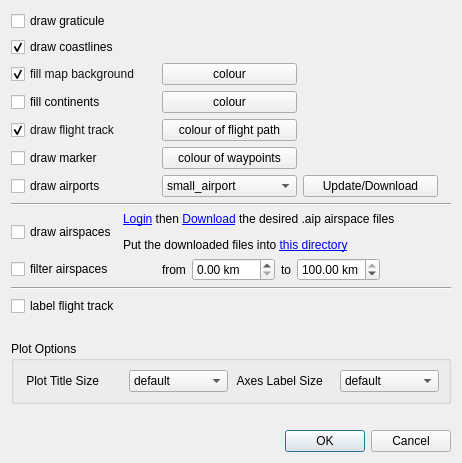
Before: the Qt Designer form mslib/msui/ui/ui_topview_mapappearance.ui in Open-MSS/MSS, drawn with Qt 5.
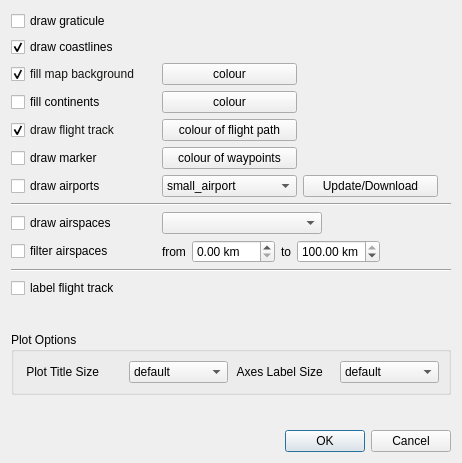
After: the same form once the commit is applied. Custom widgets are drawn as their Qt base class.

Commit message: Download airspaces automatically

Patch:
```diff
--- a/mslib/msui/ui/ui_topview_mapappearance.ui
+++ b/mslib/msui/ui/ui_topview_mapappearance.ui
@@ -529,18 +529,30 @@
     <layout class="QHBoxLayout" name="horizontalLayout_7">
      <item>
       <widget class="QCheckBox" name="cbDrawAirspaces">
+       <property name="minimumSize">
+        <size>
+         <width>145</width>
+         <height>0</height>
+        </size>
+       </property>
        <property name="text">
         <string>draw airspaces</string>
        </property>
       </widget>
      </item>
      <item>
-      <widget class="QLabel" name="label_2">
-       <property name="text">
-        <string>&lt;html&gt;&lt;head/&gt;&lt;body&gt;&lt;p&gt;&lt;a href=&quot;http://www.openaip.net/user/login&quot;&gt;&lt;span style=&quot; text-decoration: underline; color:#0000ff;&quot;&gt;Login&lt;/span&gt;&lt;/a&gt; then &lt;a href=&quot;http://www.openaip.net/downloads/airspaces&quot;&gt;&lt;span style=&quot; text-decoration: underline; color:#0000ff;&quot;&gt;Download&lt;/span&gt;&lt;/a&gt; the desired .aip airspace files&lt;/p&gt;&lt;p&gt;Put the downloaded files into &lt;a href=&quot;MSS_CONFIG_PATH&quot;&gt;&lt;span style=&quot; text-decoration: underline; color:#0000ff;&quot;&gt;this directory&lt;/span&gt;&lt;/a&gt;&lt;/p&gt;&lt;/body&gt;&lt;/html&gt;</string>
+      <widget class="CheckableComboBox" name="cbAirspaces">
+       <property name="sizePolicy">
+        <sizepolicy hsizetype="Expanding" vsizetype="Fixed">
+         <horstretch>0</horstretch>
+         <verstretch>0</verstretch>
+        </sizepolicy>
        </property>
-       <property name="openExternalLinks">
-        <bool>true</bool>
+       <property name="minimumSize">
+        <size>
+         <width>160</width>
+         <height>0</height>
+        </size>
        </property>
       </widget>
      </item>
@@ -888,6 +900,13 @@
    </item>
   </layout>
  </widget>
+ <customwidgets>
+  <customwidget>
+   <class>CheckableComboBox</class>
+   <extends>QComboBox</extends>
+   <header>mslib.utils</header>
+  </customwidget>
+ </customwidgets>
  <resources/>
  <connections>
   <connection>
```
The commit also changes 6 other files.
